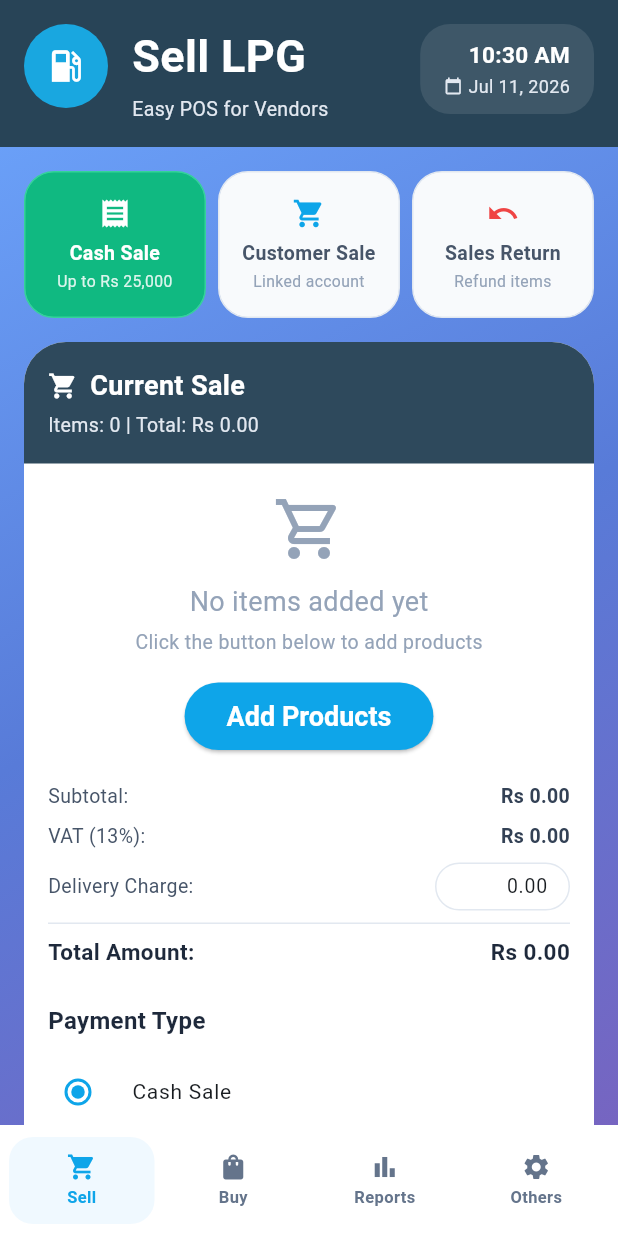
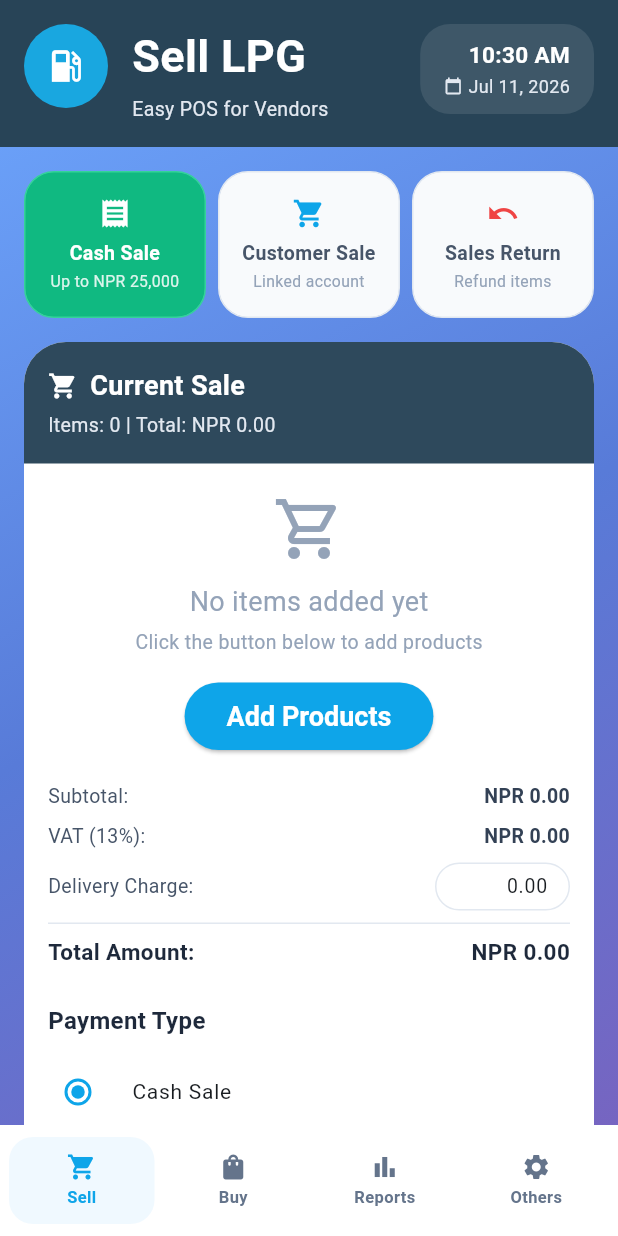
Before and after one commit to rahulchaudhary2002/acc_pos, a Flutter app: the PosHomeScreen screen opened directly, on a phone screen of 412 x 824 dp. Run offline on Flutter 3.47's test engine with Material 3 defaults, Android fonts, the phone set to English and light mode, and no system bars; our stand-ins replace dio, equatable, fl_chart, flutter_secure_storage, flutter_tts, pdf and 2 more; missing offline and left inert: nepali_utils; accounts and stored records are empty; network calls fail.

Commit message:
chore: show money value with NPR

```diff
--- a/lib/features/pos/screens/buy_screen.dart
+++ b/lib/features/pos/screens/buy_screen.dart
@@ -376,12 +376,12 @@ class _BuyScreenState extends State<BuyScreen> {
                       ),
                     ),
                   const SizedBox(height: AppSpacing.card),
-                  _row(AppLocalizations.of(context)!.buyScreenSubtotalLabel, 'Rs ${cart.netTotal.toStringAsFixed(2)}'),
+                  _row(AppLocalizations.of(context)!.buyScreenSubtotalLabel, 'NPR ${cart.netTotal.toStringAsFixed(2)}'),
                   const Padding(
                     padding: EdgeInsets.symmetric(vertical: AppSpacing.field),
                     child: Divider(height: 1, color: AppColors.border),
                   ),
-                  _row(AppLocalizations.of(context)!.buyScreenTotalPurchaseLabel, 'Rs ${cart.netTotal.toStringAsFixed(2)}', bold: true),
+                  _row(AppLocalizations.of(context)!.buyScreenTotalPurchaseLabel, 'NPR ${cart.netTotal.toStringAsFixed(2)}', bold: true),
                 ],
               ),
             ),
@@ -522,7 +522,7 @@ class _BuyScreenState extends State<BuyScreen> {
                       ),
                     ),
                   const SizedBox(height: AppSpacing.card),
-                  _row(AppLocalizations.of(context)!.buyScreenTotalAmountLabel, 'Rs ${_returnTotal.toStringAsFixed(2)}', bold: true),
+                  _row(AppLocalizations.of(context)!.buyScreenTotalAmountLabel, 'NPR ${_returnTotal.toStringAsFixed(2)}', bold: true),
                 ],
               ),
             ),
--- a/lib/features/pos/screens/reports_screen.dart
+++ b/lib/features/pos/screens/reports_screen.dart
@@ -603,14 +603,14 @@ class _ReportsScreenState extends State<ReportsScreen> with SingleTickerProvider
             ],
           ),
           const SizedBox(height: AppSpacing.item),
-          _kv(grossLabel, 'Rs ${gross.toStringAsFixed(2)}'),
+          _kv(grossLabel, 'NPR ${gross.toStringAsFixed(2)}'),
           const SizedBox(height: 6),
-          _kv(returnsCount > 0 ? '$returnsLabel ($returnsCount)' : returnsLabel, '− Rs ${returns.toStringAsFixed(2)}', valueColor: AppColors.dangerDark),
+          _kv(returnsCount > 0 ? '$returnsLabel ($returnsCount)' : returnsLabel, '− NPR ${returns.toStringAsFixed(2)}', valueColor: AppColors.dangerDark),
           const Padding(
             padding: EdgeInsets.symmetric(vertical: AppSpacing.field),
             child: Divider(height: 1, color: AppColors.surfaceTotals),
           ),
-          _kv(netLabel, 'Rs ${net.toStringAsFixed(2)}', bold: true, valueColor: netColor),
+          _kv(netLabel, 'NPR ${net.toStringAsFixed(2)}', bold: true, valueColor: netColor),
           const SizedBox(height: 6),
           Text(countLabel, style: const TextStyle(fontSize: 12, color: AppColors.textFaint)),
         ],
@@ -652,7 +652,7 @@ class _ReportsScreenState extends State<ReportsScreen> with SingleTickerProvider
               crossAxisAlignment: CrossAxisAlignment.start,
               children: [
                 Text(title, style: const TextStyle(fontSize: 13, color: AppColors.textMuted)),
-                Text('Rs ${metric.value.toStringAsFixed(0)}', style: const TextStyle(fontSize: 20, fontWeight: FontWeight.w700)),
+                Text('NPR ${metric.value.toStringAsFixed(0)}', style: const TextStyle(fontSize: 20, fontWeight: FontWeight.w700)),
                 Text(subtitle, style: const TextStyle(fontSize: 11, color: AppColors.textFaint)),
               ],
             ),
--- a/lib/features/pos/widgets/breakdown_chart_list.dart
+++ b/lib/features/pos/widgets/breakdown_chart_list.dart
@@ -91,7 +91,7 @@ class BreakdownChartList extends StatelessWidget {
               barTouchData: BarTouchData(
                 touchTooltipData: BarTouchTooltipData(
                   getTooltipItem: (group, groupIndex, rod, rodIndex) => BarTooltipItem(
-                    '${nameOf(top[group.x.toInt()])}\nRs ${rod.toY.toStringAsFixed(0)}',
+                    '${nameOf(top[group.x.toInt()])}\nNPR ${rod.toY.toStringAsFixed(0)}',
                     const TextStyle(color: Colors.white, fontWeight: FontWeight.w600, fontSize: 11),
                   ),
                 ),
@@ -138,7 +138,7 @@ class BreakdownChartList extends StatelessWidget {
           Column(
             crossAxisAlignment: CrossAxisAlignment.end,
             children: [
-              Text('Rs ${valueOf(row).toStringAsFixed(0)}', style: TextStyle(fontSize: 13, fontWeight: FontWeight.w700, color: color)),
+              Text('NPR ${valueOf(row).toStringAsFixed(0)}', style: TextStyle(fontSize: 13, fontWeight: FontWeight.w700, color: color)),
               Text(
                 AppLocalizations.of(context)!.breakdownChartListTransactionsCount(row.count),
                 style: AppTextStyles.tiny,
--- a/lib/features/pos/widgets/cart_panel_header.dart
+++ b/lib/features/pos/widgets/cart_panel_header.dart
@@ -5,7 +5,7 @@ import '../../../core/theme/app_theme.dart';
 import '../../../l10n/app_localizations.dart';
 
 /// Two-line dark header for the cart/purchase-summary panel: title row with
-/// an icon, then "Items: X | Total: Rs Y" beneath it — matches
+/// an icon, then "Items: X | Total: NPR Y" beneath it — matches
 /// `PosTerminal.jsx`'s "Current Sale"/"Purchase Summary" panel header.
 class CartPanelHeader extends StatelessWidget {
   final IconData icon;
--- a/lib/features/pos/widgets/payment_mode_pie_chart.dart
+++ b/lib/features/pos/widgets/payment_mode_pie_chart.dart
@@ -75,7 +75,7 @@ class PaymentModePieChart extends StatelessWidget {
                         style: const TextStyle(fontSize: 13, color: AppColors.textSecondary),
                       ),
                     ),
-                    Text('Rs ${s.total.toStringAsFixed(0)}', style: const TextStyle(fontSize: 12, fontWeight: FontWeight.w700)),
+                    Text('NPR ${s.total.toStringAsFixed(0)}', style: const TextStyle(fontSize: 12, fontWeight: FontWeight.w700)),
                   ],
                 ),
               );
--- a/lib/features/pos/widgets/product_card.dart
+++ b/lib/features/pos/widgets/product_card.dart
@@ -62,7 +62,7 @@ class ProductCard extends StatelessWidget {
               if (showPrice) ...[
                 const SizedBox(height: 4),
                 Text(
-                  'Rs ${product.price.toStringAsFixed(2)}',
+                  'NPR ${product.price.toStringAsFixed(2)}',
                   style: const TextStyle(fontSize: 14, fontWeight: FontWeight.w700, color: AppColors.success),
                 ),
               ],
--- a/lib/features/pos/widgets/recent_transactions_list.dart
+++ b/lib/features/pos/widgets/recent_transactions_list.dart
@@ -48,7 +48,7 @@ class RecentTransactionsList extends StatelessWidget {
               Column(
                 crossAxisAlignment: CrossAxisAlignment.end,
                 children: [
-                  Text('Rs ${t.total.toStringAsFixed(0)}', style: TextStyle(fontSize: 13, fontWeight: FontWeight.w700, color: color)),
+                  Text('NPR ${t.total.toStringAsFixed(0)}', style: TextStyle(fontSize: 13, fontWeight: FontWeight.w700, color: color)),
                   if (t.subtitle.isNotEmpty) Text(t.subtitle, style: AppTextStyles.tiny),
                 ],
               ),
--- a/lib/features/pos/widgets/sales_trend_chart.dart
+++ b/lib/features/pos/widgets/sales_trend_chart.dart
@@ -96,7 +96,7 @@ class SalesTrendChart extends StatelessWidget {
                     final date = i >= 0 && i < points.length ? points[i].date : '';
                     final color = s.barIndex == 0 ? AppColors.success : AppColors.warningDark;
                     return LineTooltipItem(
-                      '$date\nRs ${s.y.toStringAsFixed(0)}',
+                      '$date\nNPR ${s.y.toStringAsFixed(0)}',
                       TextStyle(color: color, fontWeight: FontWeight.w600, fontSize: 11),
                     );
                   }).toList(),
--- a/lib/features/pos/widgets/top_products_list.dart
+++ b/lib/features/pos/widgets/top_products_list.dart
@@ -75,7 +75,7 @@ class TopProductsList extends StatelessWidget {
               barTouchData: BarTouchData(
                 touchTooltipData: BarTouchTooltipData(
                   getTooltipItem: (group, groupIndex, rod, rodIndex) => BarTooltipItem(
-                    '${top[group.x.toInt()].name}\nRs ${rod.toY.toStringAsFixed(0)}',
+                    '${top[group.x.toInt()].name}\nNPR ${rod.toY.toStringAsFixed(0)}',
                     const TextStyle(color: Colors.white, fontWeight: FontWeight.w600, fontSize: 11),
                   ),
                 ),
@@ -109,7 +109,7 @@ class TopProductsList extends StatelessWidget {
                       ],
                     ),
                   ),
-                  Text('Rs ${p.revenue.toStringAsFixed(0)}', style: const TextStyle(fontSize: 13, fontWeight: FontWeight.w700, color: AppColors.share)),
+                  Text('NPR ${p.revenue.toStringAsFixed(0)}', style: const TextStyle(fontSize: 13, fontWeight: FontWeight.w700, color: AppColors.share)),
                 ],
               ),
             )),
--- a/lib/features/pos/widgets/totals_block.dart
+++ b/lib/features/pos/widgets/totals_block.dart
@@ -30,9 +30,9 @@ class TotalsBlock extends StatelessWidget {
   Widget build(BuildContext context) {
     return Column(
       children: [
-        _row(AppLocalizations.of(context)!.totalsBlockSubtotalLabel, 'Rs ${subtotal.toStringAsFixed(2)}'),
+        _row(AppLocalizations.of(context)!.totalsBlockSubtotalLabel, 'NPR ${subtotal.toStringAsFixed(2)}'),
         const SizedBox(height: AppSpacing.field),
-        _row(AppLocalizations.of(context)!.totalsBlockVatLabel, 'Rs ${taxTotal.toStringAsFixed(2)}'),
+        _row(AppLocalizations.of(context)!.totalsBlockVatLabel, 'NPR ${taxTotal.toStringAsFixed(2)}'),
         if (deliveryCharge != null) ...[
           const SizedBox(height: AppSpacing.field),
           Row(
@@ -70,7 +70,7 @@ class TotalsBlock extends StatelessWidget {
               ),
             ),
             Text(
-              'Rs ${grandTotal.toStringAsFixed(2)}',
+              'NPR ${grandTotal.toStringAsFixed(2)}',
               style: const TextStyle(fontSize: 15, fontWeight: FontWeight.w700, color: AppColors.textPrimary),
             ),
           ],
--- a/lib/l10n/app_en.arb
+++ b/lib/l10n/app_en.arb
@@ -10,7 +10,7 @@
   "sellScreenSubtitle": "Easy POS for Vendors",
   "sellScreenSelectCustomerOrNameError": "Select an existing customer or enter a full name for a customer sale.",
   "sellScreenVatNumberLengthError": "VAT number must be exactly 10 alphanumeric characters.",
-  "sellScreenReturnCompletedMessage": "Return {documentNo} completed — Rs {total}",
+  "sellScreenReturnCompletedMessage": "Return {documentNo} completed — NPR {total}",
   "@sellScreenReturnCompletedMessage": {
     "placeholders": {
       "documentNo": {
@@ -22,7 +22,7 @@
     }
   },
   "sellScreenCashSaleLabel": "Cash Sale",
-  "sellScreenCashSaleSubtitle": "Up to Rs 25,000",
+  "sellScreenCashSaleSubtitle": "Up to NPR 25,000",
   "sellScreenCustomerSaleLabel": "Customer Sale",
   "sellScreenCustomerSaleSubtitle": "Linked account",
   "sellScreenSalesReturnLabel": "Sales Return",
@@ -52,7 +52,7 @@
   "sellScreenDeliveryAddressLabel": "Delivery Address",
   "buyScreenSelectVendorError": "Please select or enter a vendor.",
   "buyScreenSelectReturnSupplierError": "Please select a supplier to return to.",
-  "buyScreenReturnCompletedMessage": "Return {documentNo} completed — Rs {total}",
+  "buyScreenReturnCompletedMessage": "Return {documentNo} completed — NPR {total}",
   "@buyScreenReturnCompletedMessage": {
     "placeholders": {
       "documentNo": {
@@ -199,7 +199,7 @@
   "reportsScreenStockValueTitle": "Stock Value",
   "reportsScreenCurrentInventorySubtitle": "Current inventory on hand",
   "reportsScreenVatCollectedTitle": "VAT Collected",
-  "reportsScreenNetTaxSubtitle": "Net tax Rs {amount}",
+  "reportsScreenNetTaxSubtitle": "Net tax NPR {amount}",
   "@reportsScreenNetTaxSubtitle": {
     "placeholders": {
       "amount": {
@@ -218,7 +218,7 @@
   },
   "posScreenHeaderLanguageEnglish": "English",
   "posScreenHeaderLanguageNepali": "नेपाली (Nepali)",
-  "cartPanelHeaderItemsTotalLabel": "Items: {itemCount} | Total: Rs {total}",
+  "cartPanelHeaderItemsTotalLabel": "Items: {itemCount} | Total: NPR {total}",
   "@cartPanelHeaderItemsTotalLabel": {
     "placeholders": {
       "itemCount": {
--- a/lib/l10n/app_localizations_en.dart
+++ b/lib/l10n/app_localizations_en.dart
@@ -42,14 +42,14 @@ class AppLocalizationsEn extends AppLocalizations {
 
   @override
   String sellScreenReturnCompletedMessage(String documentNo, String total) {
-    return 'Return $documentNo completed — Rs $total';
+    return 'Return $documentNo completed — NPR $total';
   }
 
   @override
   String get sellScreenCashSaleLabel => 'Cash Sale';
 
   @override
-  String get sellScreenCashSaleSubtitle => 'Up to Rs 25,000';
+  String get sellScreenCashSaleSubtitle => 'Up to NPR 25,000';
 
   @override
   String get sellScreenCustomerSaleLabel => 'Customer Sale';
@@ -144,7 +144,7 @@ class AppLocalizationsEn extends AppLocalizations {
 
   @override
   String buyScreenReturnCompletedMessage(String documentNo, String total) {
-    return 'Return $documentNo completed — Rs $total';
+    return 'Return $documentNo completed — NPR $total';
   }
 
   @override
@@ -432,7 +432,7 @@ class AppLocalizationsEn extends AppLocalizations {
 
   @override
   String reportsScreenNetTaxSubtitle(String amount) {
-    return 'Net tax Rs $amount';
+    return 'Net tax NPR $amount';
   }
 
   @override
@@ -451,7 +451,7 @@ class AppLocalizationsEn extends AppLocalizations {
 
   @override
   String cartPanelHeaderItemsTotalLabel(int itemCount, String total) {
-    return 'Items: $itemCount | Total: Rs $total';
+    return 'Items: $itemCount | Total: NPR $total';
   }
 
   @override
--- a/lib/l10n/app_localizations_ne.dart
+++ b/lib/l10n/app_localizations_ne.dart
@@ -42,14 +42,14 @@ class AppLocalizationsNe extends AppLocalizations {
 
   @override
   String sellScreenReturnCompletedMessage(String documentNo, String total) {
-    return 'फिर्ता $documentNo सम्पन्न भयो — रु $total';
+    return 'फिर्ता $documentNo सम्पन्न भयो — NPR $total';
   }
 
   @override
   String get sellScreenCashSaleLabel => 'नगद बिक्री';
 
   @override
-  String get sellScreenCashSaleSubtitle => 'रु २५,००० सम्म';
+  String get sellScreenCashSaleSubtitle => 'NPR २५,००० सम्म';
 
   @override
   String get sellScreenCustomerSaleLabel => 'ग्राहक बिक्री';
@@ -145,7 +145,7 @@ class AppLocalizationsNe extends AppLocalizations {
 
   @override
   String buyScreenReturnCompletedMessage(String documentNo, String total) {
-    return 'फिर्ता $documentNo सम्पन्न भयो — रु $total';
+    return 'फिर्ता $documentNo सम्पन्न भयो — NPR $total';
   }
 
   @override
@@ -432,7 +432,7 @@ class AppLocalizationsNe extends AppLocalizations {
 
   @override
   String reportsScreenNetTaxSubtitle(String amount) {
-    return 'खुद कर रु $amount';
+    return 'खुद कर NPR $amount';
   }
 
   @override
@@ -451,7 +451,7 @@ class AppLocalizationsNe extends AppLocalizations {
 
   @override
   String cartPanelHeaderItemsTotalLabel(int itemCount, String total) {
-    return 'वस्तुहरू: $itemCount | कुल: रु $total';
+    return 'वस्तुहरू: $itemCount | कुल: NPR $total';
   }
 
   @override
--- a/lib/l10n/app_ne.arb
+++ b/lib/l10n/app_ne.arb
@@ -10,9 +10,9 @@
   "sellScreenSubtitle": "विक्रेताहरूका लागि सजिलो POS",
   "sellScreenSelectCustomerOrNameError": "ग्राहक बिक्रीको लागि विद्यमान ग्राहक छान्नुहोस् वा पूरा नाम प्रविष्ट गर्नुहोस्।",
   "sellScreenVatNumberLengthError": "भ्याट नम्बर ठ्याक्कै १० अक्षर/अंकको हुनुपर्छ।",
-  "sellScreenReturnCompletedMessage": "फिर्ता {documentNo} सम्पन्न भयो — रु {total}",
+  "sellScreenReturnCompletedMessage": "फिर्ता {documentNo} सम्पन्न भयो — NPR {total}",
   "sellScreenCashSaleLabel": "नगद बिक्री",
-  "sellScreenCashSaleSubtitle": "रु २५,००० सम्म",
+  "sellScreenCashSaleSubtitle": "NPR २५,००० सम्म",
   "sellScreenCustomerSaleLabel": "ग्राहक बिक्री",
   "sellScreenCustomerSaleSubtitle": "लिङ्क गरिएको खाता",
   "sellScreenSalesReturnLabel": "बिक्री फिर्ता",
@@ -42,7 +42,7 @@
   "sellScreenDeliveryAddressLabel": "डेलिभरी ठेगाना",
   "buyScreenSelectVendorError": "कृपया विक्रेता छान्नुहोस् वा नाम लेख्नुहोस्।",
   "buyScreenSelectReturnSupplierError": "कृपया फिर्ता गर्ने आपूर्तिकर्ता छान्नुहोस्।",
-  "buyScreenReturnCompletedMessage": "फिर्ता {documentNo} सम्पन्न भयो — रु {total}",
+  "buyScreenReturnCompletedMessage": "फिर्ता {documentNo} सम्पन्न भयो — NPR {total}",
   "buyScreenTitle": "स्टक खरिद",
   "buyScreenSubtitle": "आपूर्तिकर्ताबाट खरिद",
   "buyScreenNewPurchaseLabel": "नयाँ खरिद",
@@ -131,12 +131,12 @@
   "reportsScreenStockValueTitle": "स्टक मूल्य",
   "reportsScreenCurrentInventorySubtitle": "हालको मौज्दात स्टक",
   "reportsScreenVatCollectedTitle": "उठेको भ्याट",
-  "reportsScreenNetTaxSubtitle": "खुद कर रु {amount}",
+  "reportsScreenNetTaxSubtitle": "खुद कर NPR {amount}",
   "reportsScreenVatPaidTitle": "तिरेको भ्याट",
   "reportsScreenPostedPurchaseBillsSubtitle": "पोस्ट गरिएका खरिद बिलमा · {period}",
   "posScreenHeaderLanguageEnglish": "English",
   "posScreenHeaderLanguageNepali": "नेपाली (Nepali)",
-  "cartPanelHeaderItemsTotalLabel": "वस्तुहरू: {itemCount} | कुल: रु {total}",
+  "cartPanelHeaderItemsTotalLabel": "वस्तुहरू: {itemCount} | कुल: NPR {total}",
   "productPickerTitle": "उत्पादन थप्नुहोस्",
   "productPickerSubtitle": "हालको बिक्रीमा थप्न उत्पादनहरू छान्नुहोस्",
   "productPickerSearchHint": "उत्पादनहरू खोज्नुहोस्…",
```
Also changed, not shown: lib/l10n/app_localizations.dart (+5 -5 lines).
